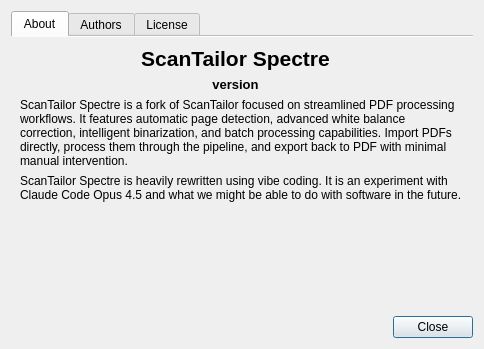
Above: src/app/AboutDialog.ui from abandoned-industries/scantailor-spectre before the change. Below: the same form after it.
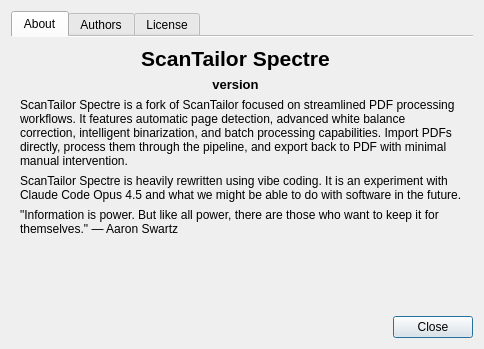
That is the form after the change. Icons and pictures are not drawn.

Commit message:
UI improvements: save dialog, File menu, About quote, bump to v2.0a8
- macOS-native save dialog (Save/Don't Save/Cancel, no ? icon)
- Cancelling save file dialog returns to project instead of closing
- File menu on startup window (Import PDF, Import Folder, Open Project)
- Aaron Swartz quote in About dialog

🤖 Generated with [Claude Code](https://claude.com/claude-code)

Patch:
```diff
--- a/src/app/AboutDialog.ui
+++ b/src/app/AboutDialog.ui
@@ -48,6 +48,16 @@
         </widget>
        </item>
        <item row="5" column="0" colspan="2">
+        <widget class="QLabel" name="label_swartz">
+         <property name="text">
+          <string>"Information is power. But like all power, there are those who want to keep it for themselves." — Aaron Swartz</string>
+         </property>
+         <property name="wordWrap">
+          <bool>true</bool>
+         </property>
+        </widget>
+       </item>
+       <item row="6" column="0" colspan="2">
         <spacer name="verticalSpacer">
          <property name="orientation">
           <enum>Qt::Vertical</enum>
```
The commit also changes 4 other files.
